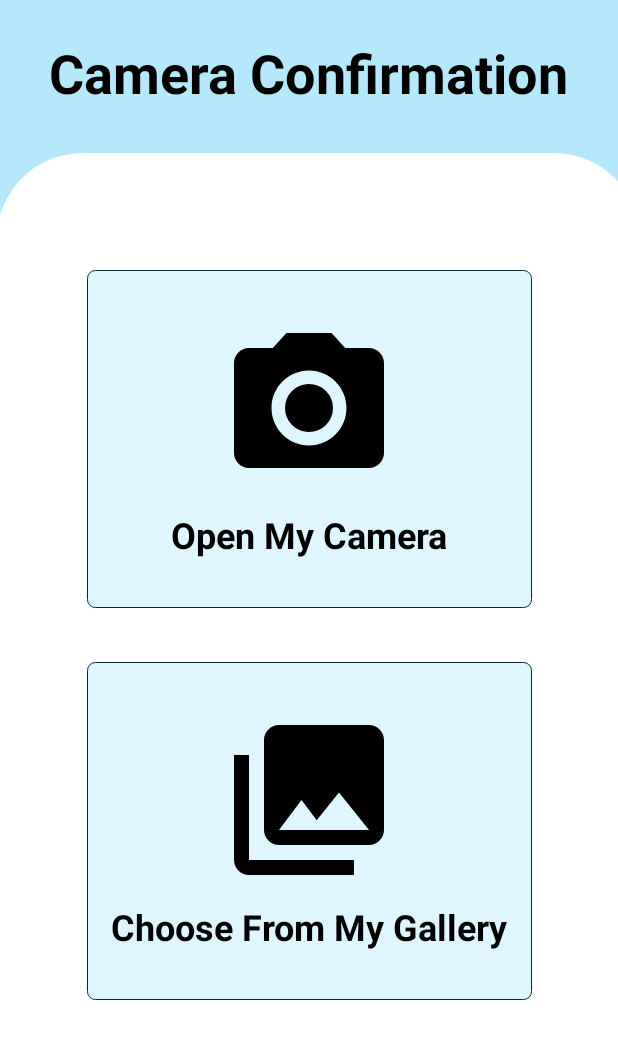
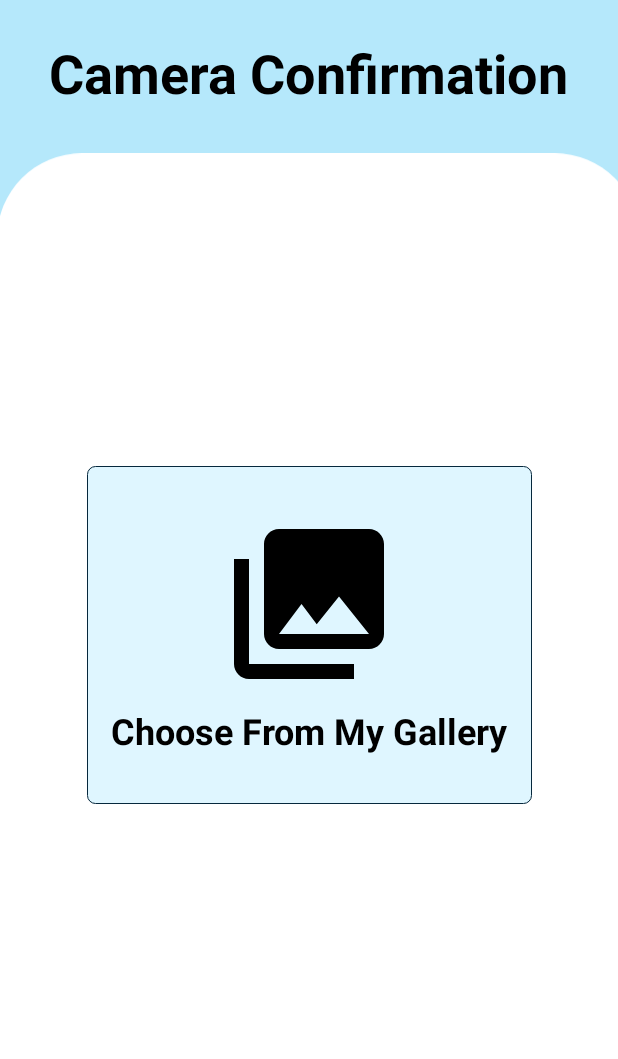
Before and after one commit to ichanno/EADI, an Android app: the CameraSelectionActivity screen opened directly, with no data from a screen before it, on a phone screen of 412 x 824 dp, the part 96-1155 px from its top. Run offline under Robolectric (Android 15) with nearby library versions, the phone set to English and light mode, and no system bars.

Commit message:
commit camera

```diff
--- a/app/src/main/res/layout/activity_camera_selection.xml
+++ b/app/src/main/res/layout/activity_camera_selection.xml
@@ -63,57 +63,20 @@
         app:layout_constraintStart_toStartOf="parent"
         app:layout_constraintTop_toBottomOf="@+id/ll_logo" />
 
-    <LinearLayout
-        android:id="@+id/ll_selection"
-        android:layout_width="wrap_content"
-        android:layout_height="wrap_content"
-        android:gravity="center_horizontal"
-        android:orientation="vertical"
-        app:layout_constraintBottom_toBottomOf="parent"
-        app:layout_constraintEnd_toEndOf="parent"
-        app:layout_constraintStart_toStartOf="parent"
-        app:layout_constraintTop_toTopOf="@+id/guideline">
-
         <LinearLayout
-            android:id="@+id/ll_camera"
-            android:layout_width="match_parent"
+            android:id="@+id/ll_gallery"
+            android:layout_width="wrap_content"
             android:layout_height="225dp"
             android:background="@drawable/ic_rectangle_bg"
             android:clickable="true"
             android:focusable="true"
             android:gravity="center"
             android:orientation="vertical"
-            android:padding="16dp">
-
-            <ImageView
-                android:id="@+id/iv_camera"
-                android:layout_width="120dp"
-                android:layout_height="120dp"
-                android:src="@drawable/ic_camera" />
-
-            <TextView
-                android:id="@+id/tv_camera"
-                android:layout_width="wrap_content"
-                android:layout_height="wrap_content"
-                android:layout_marginTop="8dp"
-                android:text="Open My Camera"
-                android:textColor="@color/black"
-                android:textSize="24sp"
-                android:textStyle="bold" />
-
-        </LinearLayout>
-
-        <LinearLayout
-            android:id="@+id/ll_gallery"
-            android:layout_width="match_parent"
-            android:layout_height="225dp"
-            android:layout_marginTop="36dp"
-            android:background="@drawable/ic_rectangle_bg"
-            android:clickable="true"
-            android:focusable="true"
-            android:gravity="center"
-            android:orientation="vertical"
-            android:padding="16dp">
+            android:padding="16dp"
+            app:layout_constraintBottom_toBottomOf="parent"
+            app:layout_constraintEnd_toEndOf="parent"
+            app:layout_constraintStart_toStartOf="parent"
+            app:layout_constraintTop_toTopOf="@+id/guideline">
 
             <ImageView
                 android:id="@+id/iv_gallery"
@@ -133,6 +96,5 @@
 
         </LinearLayout>
 
-    </LinearLayout>
 
 </androidx.constraintlayout.widget.ConstraintLayout>
```
Also changed, not shown: app/src/main/java/com/bangkit/eadi/ui/camera/CameraActivity.kt (+16 -1 lines), app/src/main/java/com/bangkit/eadi/ui/camera/CameraSelectionActivity.kt (+0 -36 lines), app/src/main/java/com/bangkit/eadi/ui/camera/PreviewActivity.kt (+5 -8 lines).
